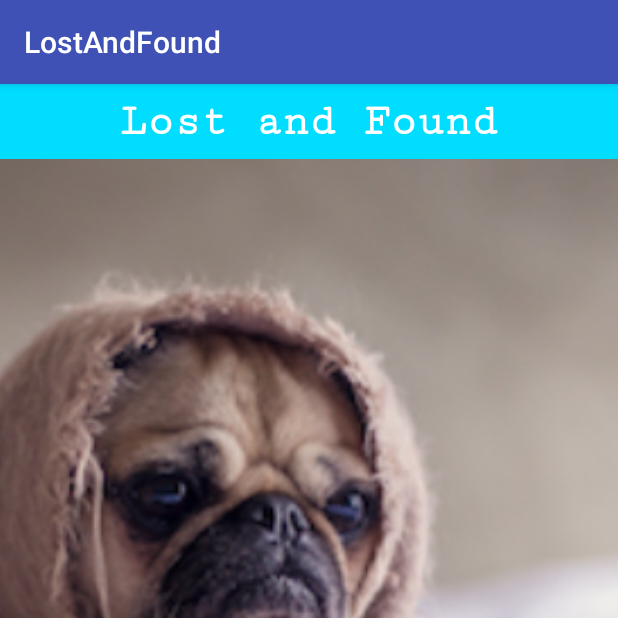
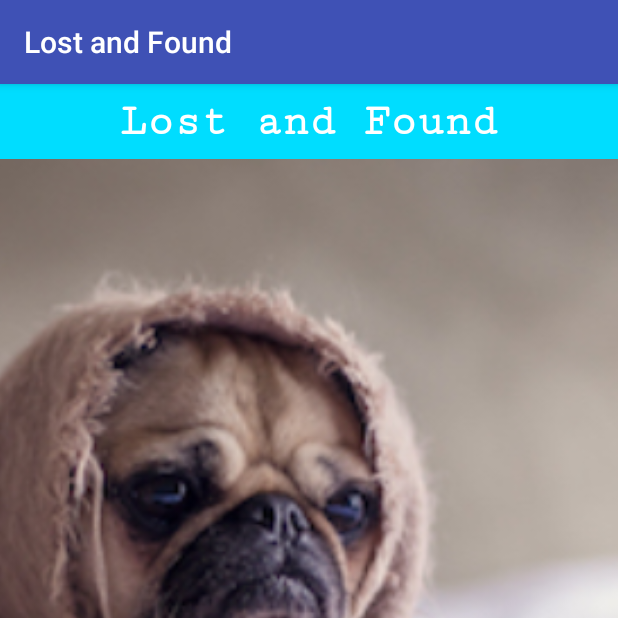
Before and after one commit to Pkhotpanya/LostAndFound, an Android app: the screen it shows after launch (MainActivity), on a phone screen of 412 x 824 dp, the top half of it. Run offline under Robolectric (Android 15) with nearby library versions, the phone set to English and light mode, and no system bars.

Commit message:
Layout scales properly to larger screen size.
-Changed width to match_parent
-Use string resources for all text.

```diff
--- a/app/src/main/res/layout/activity_main.xml
+++ b/app/src/main/res/layout/activity_main.xml
@@ -22,7 +22,7 @@
         tools:layout_constraintTop_creator="1">
 
         <ImageView
-            android:layout_width="wrap_content"
+            android:layout_width="match_parent"
             android:layout_height="match_parent"
             android:scaleType="centerCrop"
             android:src="@drawable/pexels_photo" />
@@ -35,7 +35,7 @@
             android:background="@android:color/holo_blue_bright"
             android:fontFamily="serif-monospace"
             android:padding="8dp"
-            android:text="Lost and Found"
+            android:text="@string/app_name"
             android:textAlignment="center"
             android:textColor="@android:color/white"
             android:textSize="30sp"
@@ -47,7 +47,7 @@
             android:layout_height="wrap_content"
             android:layout_alignParentBottom="true"
             android:padding="8dp"
-            android:text="Hours: 9-5 M-F\n(619)555-5555"
+            android:text="@string/phone_number"
             android:textSize="16sp"
             android:textStyle="bold" />
 
@@ -59,7 +59,7 @@
             android:layout_alignParentRight="true"
             android:gravity="end"
             android:padding="8dp"
-            android:text="123 Home St.\nSan Diego, CA"
+            android:text="@string/address"
             android:textSize="16sp"
             android:textStyle="bold" />
 
@@ -72,7 +72,7 @@
             android:gravity="end"
             android:paddingBottom="50dp"
             android:paddingRight="30dp"
-            android:text="Save a life. Contact your\nlocal animal shelter."
+            android:text="@string/pleading_message"
             android:textColor="@android:color/white"
             android:textSize="20sp"
             android:textStyle="bold" />
--- a/app/src/main/res/values/strings.xml
+++ b/app/src/main/res/values/strings.xml
@@ -1,3 +1,6 @@
 <resources>
-    <string name="app_name">LostAndFound</string>
+    <string name="app_name">Lost and Found</string>
+    <string name="pleading_message">Save a life. Contact your\nlocal animal shelter.</string>
+    <string name="phone_number">Hours: 9-5 M-F\n(619)555-5555</string>
+    <string name="address">123 Home St.\nSan Diego, CA</string>
 </resources>
```
